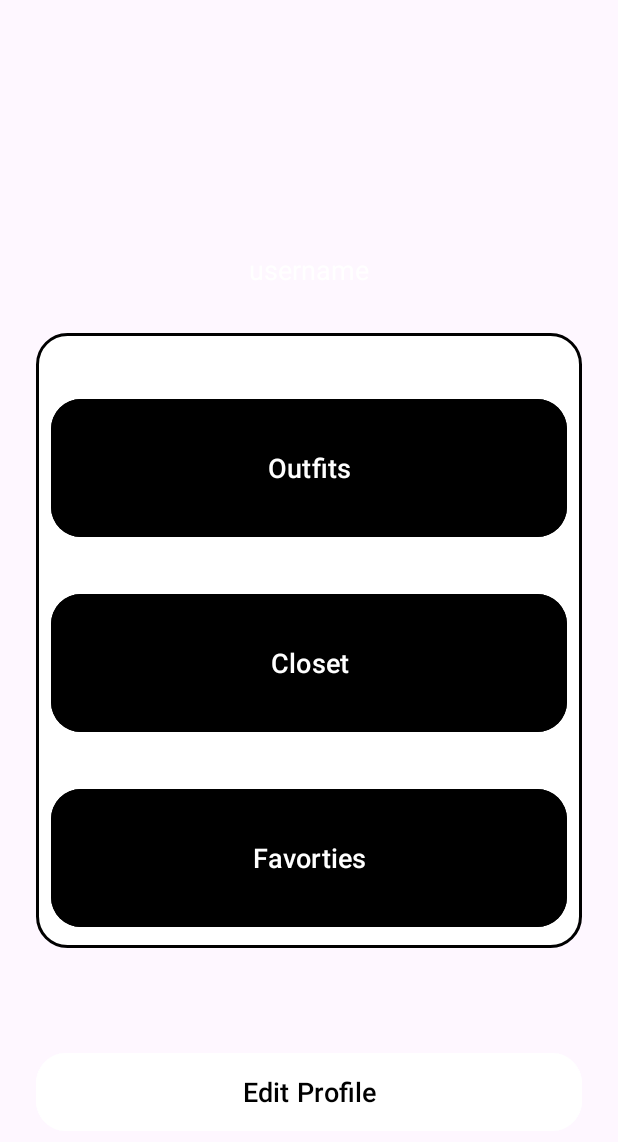
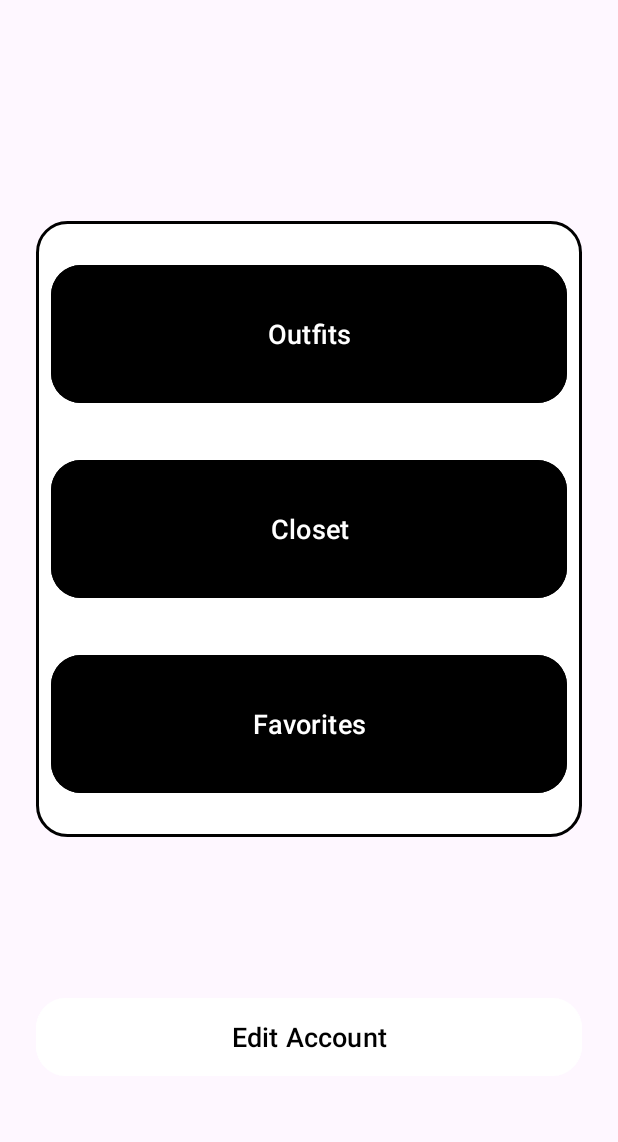
Before and after one commit to GH-Henry/MyApplication, an Android app: the AccountActivity screen opened directly, with no data from a screen before it, on a phone screen of 412 x 824 dp. Shown: the top 1142 px of the screen. Run offline under Robolectric (Android 15) with nearby library versions, the phone set to English and light mode, and no system bars; our stand-ins replace Firebase (no records; nobody signed in at launch, a user with empty details on screens opened directly).

Commit message:
Profiles

```diff
--- a/app/build.gradle.kts
+++ b/app/build.gradle.kts
@@ -1,6 +1,7 @@
 plugins {
     id("com.android.application")
     id("com.google.gms.google-services")
+    id("org.jetbrains.kotlin.android")
 }
 
 android {
@@ -48,6 +49,7 @@ dependencies {
     implementation("com.google.firebase:firebase-database:20.2.2")
     implementation("com.google.firebase:firebase-storage-ktx:20.2.1")
     implementation("com.google.firebase:firebase-storage:20.2.1")
+    implementation("com.google.firebase:firebase-database-ktx:20.2.2")
     testImplementation("junit:junit:4.13.2")
     androidTestImplementation("androidx.test.ext:junit:1.1.5")
     androidTestImplementation("androidx.test.espresso:espresso-core:3.5.1")
--- a/app/src/main/AndroidManifest.xml
+++ b/app/src/main/AndroidManifest.xml
@@ -17,9 +17,11 @@
             android:exported="true"
             android:label="@string/title_activity_closet" >
         </activity>
-        <activity android:name=".EditProfileActivity" />
-        <activity android:name=".ProfileActivity" />
+        <activity android:name=".EditAccountActivity" />
+        <activity android:name=".AccountActivity" />
         <activity android:name=".SignupActivity" />
+        <activity android:name=".AddProfileActivity" />
+        <activity android:name=".SelectProfileActivity" />
         <activity
             android:name=".LoginActivity"
             android:exported="true"
--- a/app/src/main/java/com/example/mystylist/ProfileActivity.java
+++ b/app/src/main/java/com/example/mystylist/AccountActivity.java
@@ -15,35 +15,42 @@ import com.google.firebase.database.DatabaseReference;
 import com.google.firebase.database.FirebaseDatabase;
 import com.google.firebase.database.Query;
 import com.google.firebase.database.ValueEventListener;
-public class ProfileActivity extends AppCompatActivity {
-    TextView profileName;
-    Button editProfileButton, outfitsButton, closetButton, favoritesButton;
+public class AccountActivity extends AppCompatActivity {
+    TextView AccountName;
+    Button editAccountButton, outfitsButton, closetButton, favoritesButton;
     @Override
     protected void onCreate(Bundle savedInstanceState) {
         super.onCreate(savedInstanceState);
-        setContentView(R.layout.activity_profile);
-
-        profileName = findViewById(R.id.profileName);
-        editProfileButton = findViewById(R.id.editButton);
+        setContentView(R.layout.activity_account);
+        AccountName = findViewById(R.id.AccountName);
+        editAccountButton = findViewById(R.id.editButton);
         outfitsButton = findViewById(R.id.outfitsButton);
         closetButton = findViewById(R.id.closetButton);
         favoritesButton = findViewById(R.id.favoritesButton);
-
         showAllUserData();
-        editProfileButton.setOnClickListener(new View.OnClickListener() {
+        AccountName.setOnClickListener(new View.OnClickListener() {
             @Override
             public void onClick(View view) {
+                Intent intent = new Intent(AccountActivity.this, SelectProfileActivity.class);
+                startActivity(intent);
+            }
+        });
+        editAccountButton.setOnClickListener(new View.OnClickListener() {
+            @Override
+            public void onClick(View view) {
+                Intent intent = new Intent(AccountActivity.this, EditAccountActivity.class);
                 passUserData();
+                startActivity(intent);
             }
         });
     }
     public void showAllUserData(){
         Intent intent = getIntent();
         String nameUser = intent.getStringExtra("name");
-        profileName.setText(nameUser);
+        AccountName.setText(nameUser);
     }
     public void passUserData(){
-        String userUsername = profileName.getText().toString().trim();
+        String userUsername = AccountName.getText().toString().trim();
         DatabaseReference reference = FirebaseDatabase.getInstance().getReference("users");
         Query checkUserDatabase = reference.orderByChild("username").equalTo(userUsername);
         checkUserDatabase.addListenerForSingleValueEvent(new ValueEventListener() {
@@ -54,7 +61,7 @@ public class ProfileActivity extends AppCompatActivity {
                     String emailFromDB = snapshot.child(userUsername).child("email").getValue(String.class);
                     String usernameFromDB = snapshot.child(userUsername).child("username").getValue(String.class);
                     String passwordFromDB = snapshot.child(userUsername).child("password").getValue(String.class);
-                    Intent intent = new Intent(ProfileActivity.this, EditProfileActivity.class);
+                    Intent intent = new Intent(AccountActivity.this, EditAccountActivity.class);
                     intent.putExtra("name", nameFromDB);
                     intent.putExtra("email", emailFromDB);
                     intent.putExtra("username", usernameFromDB);
--- a/app/src/main/java/com/example/mystylist/LoginActivity.java
+++ b/app/src/main/java/com/example/mystylist/LoginActivity.java
@@ -79,7 +79,7 @@ public class LoginActivity extends AppCompatActivity {
                         String nameFromDB = snapshot.child(userUsername).child("name").getValue(String.class);
                         String emailFromDB = snapshot.child(userUsername).child("email").getValue(String.class);
                         String usernameFromDB = snapshot.child(userUsername).child("username").getValue(String.class);
-                        Intent intent = new Intent(LoginActivity.this, ProfileActivity.class);
+                        Intent intent = new Intent(LoginActivity.this, AccountActivity.class);
                         intent.putExtra("name", nameFromDB);
                         intent.putExtra("email", emailFromDB);
                         intent.putExtra("username", usernameFromDB);
--- a/app/src/main/java/com/example/mystylist/SignupActivity.java
+++ b/app/src/main/java/com/example/mystylist/SignupActivity.java
@@ -33,7 +33,8 @@ public class SignupActivity extends AppCompatActivity {
             public void onClick(View view) {
                 if (!validateUsername() | !validatePassword()
                 | !validateName() | !validateEmail()) {
-                } else {
+                }
+                else {
                     database = FirebaseDatabase.getInstance();
                     reference = database.getReference("users");
                     String name = signupName.getText().toString();
--- a/app/src/main/res/layout/activity_profile.xml
+++ b/app/src/main/res/layout/activity_account.xml
@@ -5,37 +5,21 @@ xmlns:app="http://schemas.android.com/apk/res-auto"
 xmlns:tools="http://schemas.android.com/tools"
 android:layout_width="match_parent"
 android:layout_height="match_parent"
-tools:context=".ProfileActivity">
-<ImageView
-    android:layout_width="100dp"
-    android:layout_height="100dp"
-    android:id="@+id/profileImg"
+tools:context=".AccountActivity">
+
+<TextView
+    android:layout_width="wrap_content"
+    android:layout_height="wrap_content"
+    android:id="@+id/AccountName"
     android:layout_marginTop="30dp"
+    android:text="Profile Name"
+    android:textColor="@color/black"
+    android:textSize="50sp"
+    android:textStyle="bold"
     app:layout_constraintEnd_toEndOf="parent"
     app:layout_constraintStart_toStartOf="parent"
     app:layout_constraintTop_toTopOf="parent"/>
-<TextView
-    android:layout_width="wrap_content"
-    android:layout_height="wrap_content"
-    android:id="@+id/profileName"
-    android:layout_marginTop="10dp"
-    android:text="Name"
-    android:textColor="@color/black"
-    android:textSize="20sp"
-    android:textStyle="bold"
-    app:layout_constraintEnd_toEndOf="@id/profileImg"
-    app:layout_constraintStart_toStartOf="@id/profileImg"
-    app:layout_constraintTop_toBottomOf="@id/profileImg"/>
-<TextView
-    android:layout_width="wrap_content"
-    android:layout_height="wrap_content"
-    android:id="@+id/titleUsername"
-    android:text="username"
-    android:textColor="@color/white"
-    android:textSize="18sp"
-    app:layout_constraintEnd_toEndOf="@id/profileName"
-    app:layout_constraintStart_toStartOf="@id/profileName"
-    app:layout_constraintTop_toBottomOf="@id/profileName"/>
+
 <LinearLayout
     android:layout_width="match_parent"
     android:layout_height="wrap_content"
@@ -45,10 +29,10 @@ tools:context=".ProfileActivity">
     android:background="@drawable/white_background"
     android:layout_marginStart="24dp"
     android:layout_marginEnd="24dp"
-    android:layout_marginTop="30dp"
+    android:layout_marginTop="50dp"
     app:layout_constraintEnd_toEndOf="parent"
     app:layout_constraintStart_toStartOf="parent"
-    app:layout_constraintTop_toBottomOf="@id/titleUsername">
+    app:layout_constraintTop_toBottomOf="@id/AccountName">
     <LinearLayout
         android:layout_width="match_parent"
         android:layout_height="wrap_content"
@@ -59,7 +43,7 @@ tools:context=".ProfileActivity">
         android:text="Outfits"
         android:id="@+id/outfitsButton"
         android:textSize="18sp"
-        android:layout_marginTop="30dp"
+        android:layout_marginTop="15dp"
         android:backgroundTint="@color/black"
         app:cornerRadius = "20dp"/>
 
@@ -77,10 +61,11 @@ tools:context=".ProfileActivity">
     <Button
         android:layout_width="match_parent"
         android:layout_height="100dp"
-        android:text="Favorties"
+        android:text="Favorites"
         android:id="@+id/favoritesButton"
         android:textSize="18sp"
         android:layout_marginTop="30dp"
+        android:layout_marginBottom="15dp"
         android:backgroundTint="@color/black"
         app:cornerRadius = "20dp"/>
 </LinearLayout>
@@ -89,7 +74,7 @@ tools:context=".ProfileActivity">
     android:layout_height="60dp"
     android:id="@+id/editButton"
     android:gravity="center"
-    android:text="Edit Profile"
+    android:text="Edit Account"
     android:textSize="18sp"
     android:backgroundTint="@color/white"
     android:textColor="@color/black"
--- a/app/src/main/res/layout/activity_edit_profile.xml
+++ b/app/src/main/res/layout/activity_edit_account.xml
@@ -7,7 +7,7 @@
     android:layout_height="match_parent"
     android:orientation="vertical"
     android:gravity="center"
-    tools:context=".EditProfileActivity">
+    tools:context=".EditAccountActivity">
     <androidx.cardview.widget.CardView
         android:layout_width="match_parent"
         android:layout_height="wrap_content"
@@ -24,7 +24,7 @@
             <TextView
                 android:layout_width="match_parent"
                 android:layout_height="wrap_content"
-                android:text="Edit Profile"
+                android:text="Edit Account"
                 android:textSize="36sp"
                 android:textAlignment="center"
                 android:textStyle="bold"
--- a/app/src/main/res/layout/activity_home.xml
+++ /dev/null
@@ -1,6 +0,0 @@
-<?xml version="1.0" encoding="utf-8"?>
-<androidx.constraintlayout.widget.ConstraintLayout xmlns:android="http://schemas.android.com/apk/res/android"
-    android:layout_width="match_parent"
-    android:layout_height="match_parent">
-
-</androidx.constraintlayout.widget.ConstraintLayout>
--- a/app/src/main/res/values-night/themes.xml
+++ b/app/src/main/res/values-night/themes.xml
@@ -13,9 +13,10 @@
         <item name="android:statusBarColor">?attr/colorPrimaryVariant</item>
         <!-- Customize your theme here. -->
     </style>
-  <!-- Base application theme. -->
+    <!-- Base application theme. -->
     <style name="Base.Theme.MyApplication" parent="Theme.Material3.DayNight.NoActionBar">
         <!-- Customize your dark theme here. -->
         <!-- <item name="colorPrimary">@color/my_dark_primary</item> -->
     </style>
+
 </resources>
--- a/app/src/main/res/values/colors.xml
+++ b/app/src/main/res/values/colors.xml
@@ -7,4 +7,9 @@
     <color name="teal_700">#FF018786</color>
     <color name="black">#FF000000</color>
     <color name="white">#FFFFFFFF</color>
+    <color name="light_blue_600">#FF039BE5</color>
+    <color name="light_blue_900">#FF01579B</color>
+    <color name="light_blue_A200">#FF40C4FF</color>
+    <color name="light_blue_A400">#FF00B0FF</color>
+    <color name="black_overlay">#66000000</color>
 </resources>
--- a/app/src/main/res/values/themes.xml
+++ b/app/src/main/res/values/themes.xml
@@ -22,9 +22,10 @@
     <style name="Theme.MyApplication.AppBarOverlay" parent="ThemeOverlay.AppCompat.Dark.ActionBar" />
 
     <style name="Theme.MyApplication.PopupOverlay" parent="ThemeOverlay.AppCompat.Light" />
-  <!-- Base application theme. -->
+    <!-- Base application theme. -->
     <style name="Base.Theme.MyApplication" parent="Theme.Material3.DayNight.NoActionBar">
         <!-- Customize your light theme here. -->
         <!-- <item name="colorPrimary">@color/my_light_primary</item> -->
     </style>
+
 </resources>
--- a/build.gradle.kts
+++ b/build.gradle.kts
@@ -6,4 +6,5 @@ buildscript {
 // Top-level build file where you can add configuration options common to all sub-projects/modules.
 plugins {
     id("com.android.application") version "8.1.1" apply false
+    id("org.jetbrains.kotlin.android") version "1.9.0" apply false
 }
```
Also changed, not shown: app/src/main/java/com/example/mystylist/EditAccountActivity.java (renamed from app/src/main/java/com/example/mystylist/EditProfileActivity.java, +4 -4 lines), app/src/main/java/com/example/mystylist/SelectProfileActivity.java (+28 -8 lines), app/src/main/java/com/example/mystylist/structures/Profile.java (+8 -1 lines), app/src/main/res/layout/activity_select_profile.xml (+7 -6 lines), app/src/main/res/values/strings.xml (+6 -2 lines). Lines whose indentation alone changed are shown as unchanged.
